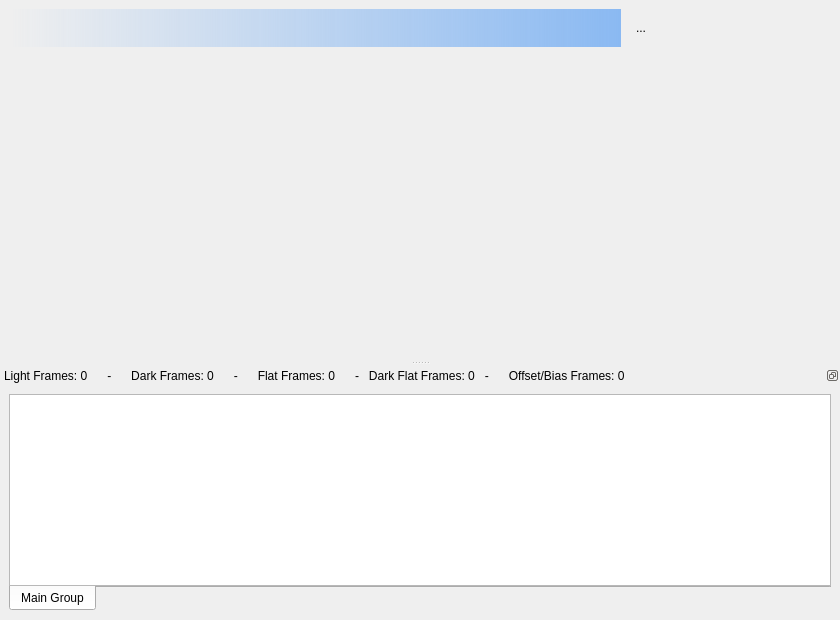
First picture: the form in DeepSkyStacker/ui/StackingDlg.ui, repository deepskystacker/DSS, before the edit.
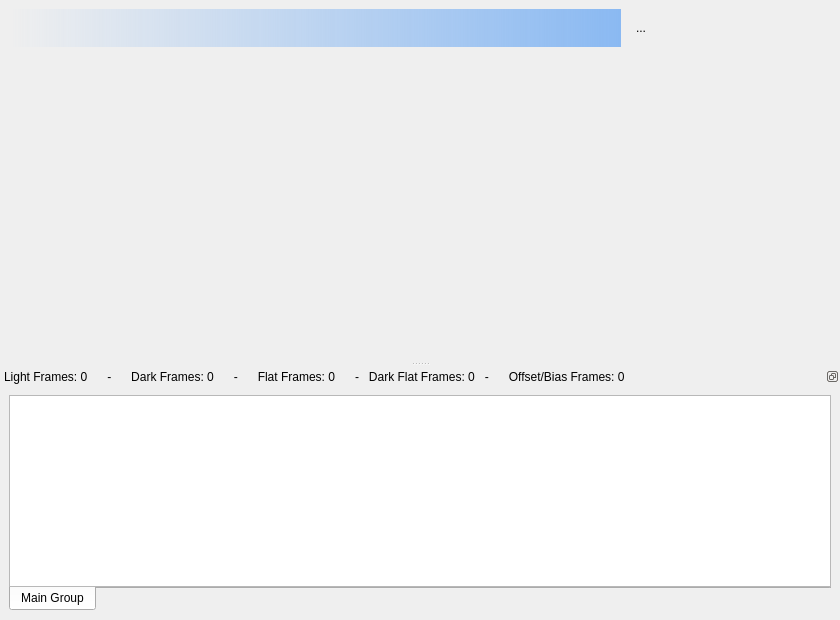
Second picture: the form after the edit. Icons and pictures are not drawn. Custom widgets are drawn as their Qt base class.

Commit message: Minor cosmetic adjustment to height of tab

Patch:
```diff
--- a/DeepSkyStacker/ui/StackingDlg.ui
+++ b/DeepSkyStacker/ui/StackingDlg.ui
@@ -204,7 +204,7 @@
        <property name="maximumSize">
         <size>
          <width>16777215</width>
-         <height>25</height>
+         <height>24</height>
         </size>
        </property>
        <property name="tabPosition">
```
